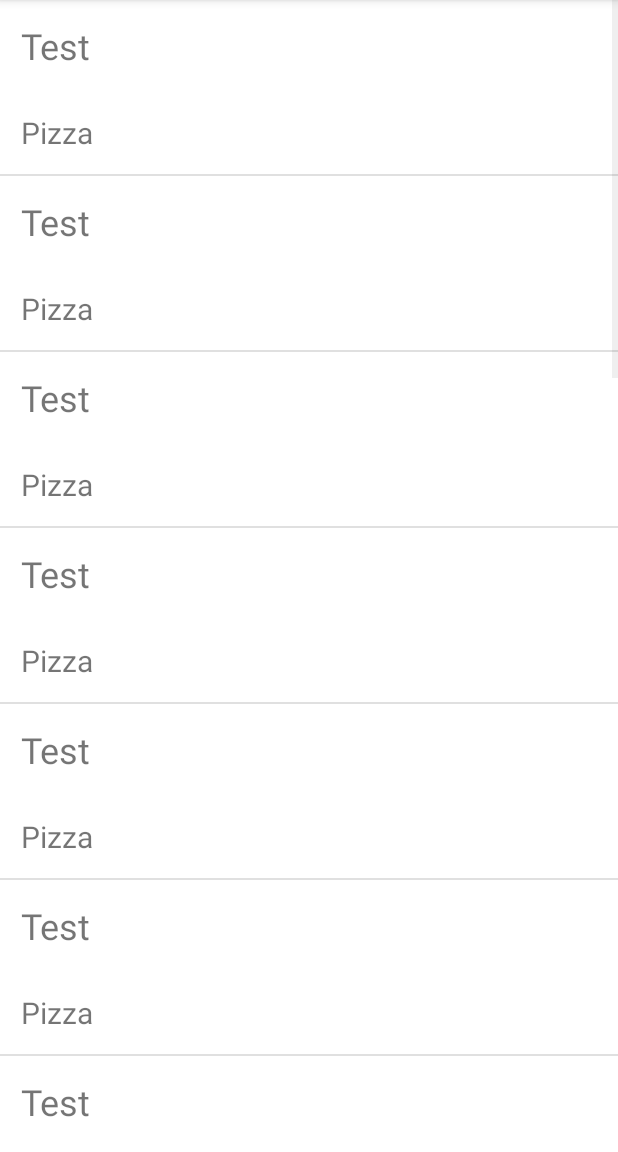
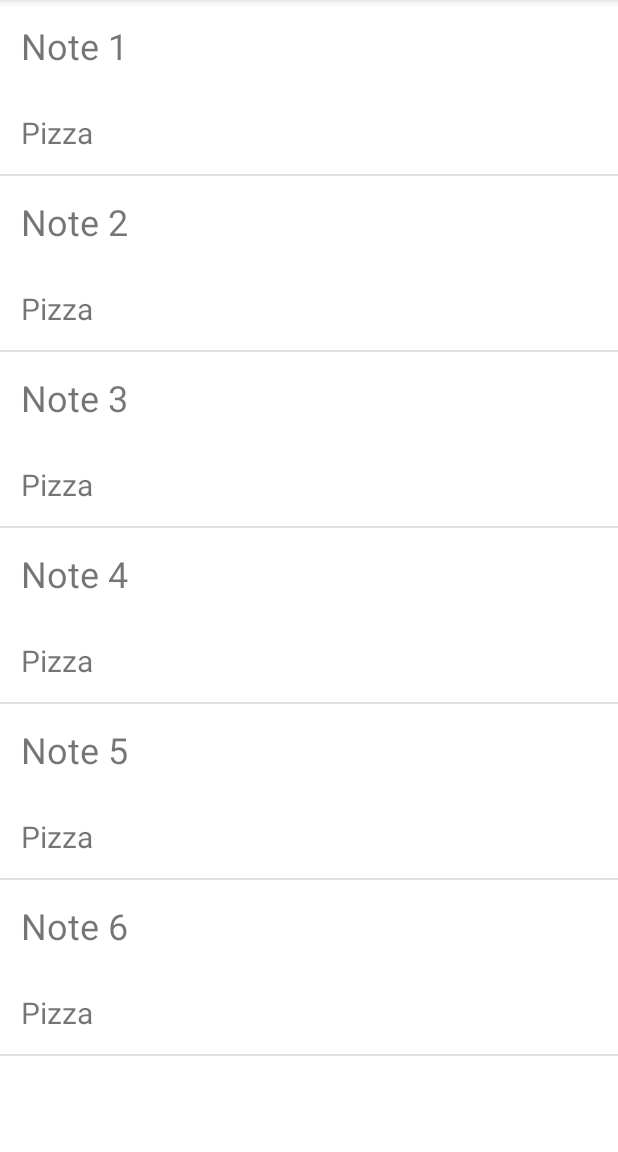
Before and after one commit to dan22000/onenote2020, an Android app: the ListActivity screen opened directly, with no data from a screen before it, on a phone screen of 412 x 824 dp, the part 84-1236 px from its top. Run offline under Robolectric (Android 15) with nearby library versions, the phone set to English and light mode, and no system bars.

Commit message:
Updated NoteAdapter.kt.

```diff
--- a/app/src/main/AndroidManifest.xml
+++ b/app/src/main/AndroidManifest.xml
@@ -10,7 +10,7 @@
         android:supportsRtl="true"
         android:theme="@style/Theme.OneNote">
 
-        <activity android:name=".MainActivity">
+        <activity android:name=".activity.MainActivity">
             <intent-filter>
                 <action android:name="android.intent.action.MAIN" />
 
@@ -18,10 +18,10 @@
             </intent-filter>
         </activity>
 
-        <activity android:name=".ListActivity">
+        <activity android:name=".activity.ListActivity">
         </activity>
 
-        <activity android:name=".NoteEditActivity">
+        <activity android:name=".activity.NoteEditActivity">
         </activity>
 
     </application>
--- a/app/src/main/java/com/wohlmuth/onenote/NoteAdapter.kt
+++ b/app/src/main/java/com/wohlmuth/onenote/NoteAdapter.kt
@@ -7,7 +7,7 @@ import android.view.ViewGroup
 import android.widget.BaseAdapter
 import android.widget.TextView
 
-class NoteAdapter(context: Context): BaseAdapter() {
+class NoteAdapter(context: Context, var notes: List<Note>): BaseAdapter() {
 
     private val inflater: LayoutInflater = context.getSystemService(Context.LAYOUT_INFLATER_SERVICE) as LayoutInflater
 
@@ -50,16 +50,16 @@ class NoteAdapter(context: Context): BaseAdapter() {
         return view
     }
 
-    override fun getItem(p0: Int): Any {
-        return Note(0, 0, "Test", "Pizza")
+    override fun getItem(position: Int): Any {
+        return notes[position]
     }
 
-    override fun getItemId(p0: Int): Long {
-        return 0
+    override fun getItemId(position: Int): Long {
+        return notes[position].id
     }
 
     override fun getCount(): Int {
-        return 20
+        return notes.size
     }
 
     private class ViewHolder {
--- a/app/src/main/java/com/wohlmuth/onenote/ListActivity.kt
+++ b/app/src/main/java/com/wohlmuth/onenote/activity/ListActivity.kt
@@ -1,4 +1,4 @@
-package com.wohlmuth.onenote
+package com.wohlmuth.onenote.activity
 
 import android.content.Intent
 import android.os.Bundle
@@ -6,6 +6,10 @@ import android.view.Menu
 import android.view.MenuItem
 import android.view.View
 import androidx.appcompat.app.AppCompatActivity
+import com.wohlmuth.onenote.Note
+import com.wohlmuth.onenote.NoteAdapter
+import com.wohlmuth.onenote.Preferences
+import com.wohlmuth.onenote.R
 import kotlinx.android.synthetic.main.activity_list.*
 
 class ListActivity : AppCompatActivity(), View.OnClickListener {
@@ -16,7 +20,15 @@ class ListActivity : AppCompatActivity(), View.OnClickListener {
         super.onCreate(savedInstanceState)
         setContentView(R.layout.activity_list)
 
-        val noteAdapter = NoteAdapter(this)
+        var notes: List<Note> = listOf(
+            Note(0,0, "Note 1", "Pizza"),
+            Note(0,0, "Note 2", "Pizza"),
+            Note(0,0, "Note 3", "Pizza"),
+            Note(0,0, "Note 4", "Pizza"),
+            Note(0,0, "Note 5", "Pizza"),
+            Note(0,0, "Note 6", "Pizza")
+        )
+        val noteAdapter = NoteAdapter(this, notes)
         lvNotes.adapter = noteAdapter
     }
 
--- a/app/src/main/java/com/wohlmuth/onenote/NoteEditActivity.kt
+++ b/app/src/main/java/com/wohlmuth/onenote/activity/NoteEditActivity.kt
@@ -1,4 +1,4 @@
-package com.wohlmuth.onenote
+package com.wohlmuth.onenote.activity
 
 import android.content.DialogInterface
 import androidx.appcompat.app.AppCompatActivity
@@ -8,6 +8,8 @@ import android.view.MenuItem
 import android.view.View
 import android.widget.Toast
 import androidx.appcompat.app.AlertDialog
+import com.wohlmuth.onenote.Preferences
+import com.wohlmuth.onenote.R
 import kotlinx.android.synthetic.main.activity_note_edit.*
 
 class NoteEditActivity : AppCompatActivity(), View.OnClickListener, DialogInterface.OnClickListener {
--- a/app/src/main/res/layout/activity_list.xml
+++ b/app/src/main/res/layout/activity_list.xml
@@ -5,7 +5,7 @@
     android:layout_width="match_parent"
     android:layout_height="match_parent"
     android:orientation="vertical"
-    tools:context=".ListActivity">
+    tools:context=".activity.ListActivity">
 
     <ListView
         android:id="@+id/lvNotes"
--- a/app/src/main/res/layout/activity_main.xml
+++ b/app/src/main/res/layout/activity_main.xml
@@ -3,7 +3,7 @@
     xmlns:tools="http://schemas.android.com/tools"
     android:layout_width="match_parent"
     android:layout_height="match_parent"
-    tools:context=".MainActivity">
+    tools:context=".activity.MainActivity">
 
     <TextView
         android:id="@+id/tvTitle"
--- a/app/src/main/res/layout/activity_note_edit.xml
+++ b/app/src/main/res/layout/activity_note_edit.xml
@@ -5,7 +5,7 @@
     android:layout_width="match_parent"
     android:layout_height="match_parent"
     android:orientation="vertical"
-    tools:context=".NoteEditActivity">
+    tools:context=".activity.NoteEditActivity">
 
     <EditText
         android:id="@+id/etTitle"
```
Also changed, not shown: app/src/main/java/com/wohlmuth/onenote/activity/MainActivity.kt (renamed from app/src/main/java/com/wohlmuth/onenote/MainActivity.kt, +6 -2 lines).
